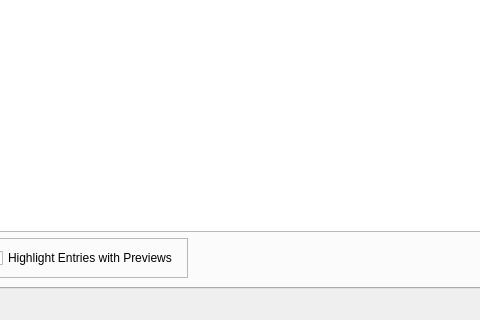
This is assets/ui_files/main.ui in compix/MetadataManager as Qt 5 draws it before an edit; both pictures show x 123 to 603 and y 538 to 858 of the 1252 by 858 pixel window. The edited form follows.
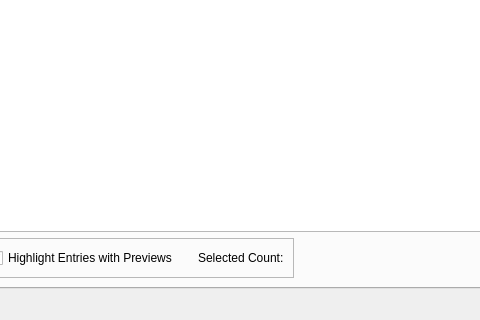
This is the edited form. Icons and pictures are not drawn.

Commit message: Remove custom folder, provide log level via argument, show selected doc count, update libs

```diff
--- a/assets/ui_files/main.ui
+++ b/assets/ui_files/main.ui
@@ -145,6 +145,13 @@
                    </property>
                   </widget>
                  </item>
+                 <item>
+                  <widget class="QLabel" name="selectedItemCountLabel">
+                   <property name="text">
+                    <string>Selected Count:</string>
+                   </property>
+                  </widget>
+                 </item>
                 </layout>
                </widget>
               </item>
```
The commit also changes 12 other files.
